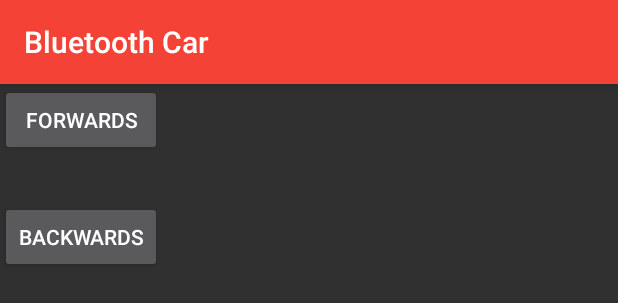
After one commit to bilalmajeed-zz/BluetoothCar, an Android app: the layout up_down_control_fragment.xml on its own in the app's theme, with its tools: preview values and no code run, on a phone screen of 412 x 824 dp. The commit adds this screen. Shown: the top 303 px of the screen. Run offline under Robolectric (Android 15) with nearby library versions, the phone set to English and light mode, and no system bars.

Commit message:
added control fragments

```diff
--- /dev/null
+++ b/app/src/main/res/layout/up_down_control_fragment.xml
@@ -0,0 +1,26 @@
+<?xml version="1.0" encoding="utf-8"?>
+<RelativeLayout xmlns:android="http://schemas.android.com/apk/res/android"
+    android:layout_width="match_parent" android:layout_height="match_parent">
+
+    <Button
+        android:layout_width="wrap_content"
+        android:layout_height="wrap_content"
+        android:text="@string/upBtnText"
+        android:id="@+id/upBtn"
+        android:layout_alignParentTop="true"
+        android:layout_alignRight="@+id/downBtn"
+        android:layout_alignEnd="@+id/downBtn"
+        android:layout_alignLeft="@+id/downBtn"
+        android:layout_alignStart="@+id/downBtn" />
+
+    <Button
+        style="?android:attr/buttonStyleSmall"
+        android:layout_width="wrap_content"
+        android:layout_height="wrap_content"
+        android:text="@string/downBtnText"
+        android:id="@+id/downBtn"
+        android:layout_below="@+id/upBtn"
+        android:layout_alignParentLeft="true"
+        android:layout_alignParentStart="true"
+        android:layout_marginTop="30dp" />
+</RelativeLayout>
--- a/app/src/main/res/values/styles.xml
+++ b/app/src/main/res/values/styles.xml
@@ -1,7 +1,7 @@
 <resources>
 
     <!-- Base application theme. -->
-    <style name="AppTheme" parent="Theme.AppCompat.Light.DarkActionBar">
+    <style name="AppTheme" parent="Theme.AppCompat.Light">
         <item name="colorPrimary">@color/action_bar</item>
         <item name="colorPrimaryDark">@color/status_bar</item>
     </style>
```
Also changed, not shown: app/src/main/java/bilalmajeed/com/bluetoothcar/MainActivity.java (+22 -85 lines), app/src/main/java/bilalmajeed/com/bluetoothcar/UpDownControlFragment.java (added, +73 -0 lines), app/src/main/java/bilalmajeed/com/bluetoothcar/leftRightControlFragment.java (added, +75 -0 lines), app/src/main/res/layout/activity_main.xml (+14 -29 lines), app/src/main/res/layout/left_right_control_fragment.xml (added, +23 -0 lines), 1 other file.
